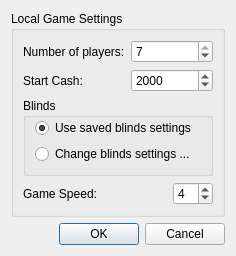
Qt form src/gui/qt/newgamedialog.ui (pokerth/pokerth) before a commit.
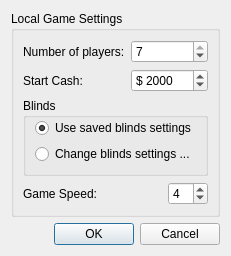
The same form after that commit.

Patch:
```diff
--- a/src/gui/qt/newgamedialog.ui
+++ b/src/gui/qt/newgamedialog.ui
@@ -5,7 +5,7 @@
    <rect>
     <x>0</x>
     <y>0</y>
-    <width>236</width>
+    <width>207</width>
     <height>235</height>
    </rect>
   </property>
@@ -54,6 +54,9 @@
       </item>
       <item row="1" column="1" colspan="2" >
        <widget class="QSpinBox" name="spinBox_startCash" >
+        <property name="prefix" >
+         <string>$ </string>
+        </property>
         <property name="minimum" >
          <number>1000</number>
         </property>
```
Left out of the diff: 3 changed lines with no effect on the pictures.
